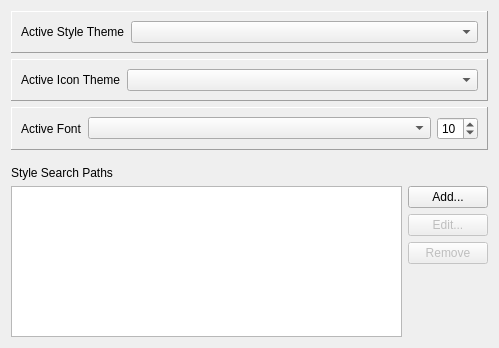
MITK/MITK, file Plugins/org.blueberry.ui.qt/src/internal/berryQtStylePreferencePage.ui: the form before one commit.
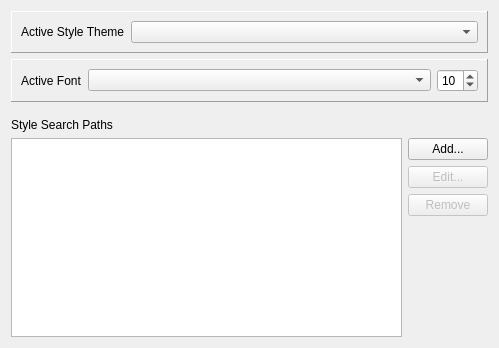
The form after the commit.

Commit message: Remove icon themes in favor of themed icons

The edit to the form file:
```diff
--- a/Plugins/org.blueberry.ui.qt/src/internal/berryQtStylePreferencePage.ui
+++ b/Plugins/org.blueberry.ui.qt/src/internal/berryQtStylePreferencePage.ui
@@ -49,35 +49,6 @@
      </layout>
     </widget>
    </item>
-   <item>
-    <widget class="QFrame" name="m_IconThemeFrame">
-     <property name="frameShape">
-      <enum>QFrame::Panel</enum>
-     </property>
-     <property name="frameShadow">
-      <enum>QFrame::Raised</enum>
-     </property>
-     <layout class="QHBoxLayout" name="horizontalLayout_3">
-      <item>
-       <widget class="QLabel" name="m_IconThemeLabel">
-        <property name="text">
-         <string>Active Icon Theme</string>
-        </property>
-       </widget>
-      </item>
-      <item>
-       <widget class="QComboBox" name="m_IconThemeComboBox">
-        <property name="sizePolicy">
-         <sizepolicy hsizetype="Preferred" vsizetype="Fixed">
-          <horstretch>1</horstretch>
-          <verstretch>0</verstretch>
-         </sizepolicy>
-        </property>
-       </widget>
-      </item>
-     </layout>
-    </widget>
-   </item>
    <item>
     <widget class="QFrame" name="m_FontFrame">
      <property name="frameShape">
```
The commit also changes 12 other files.
